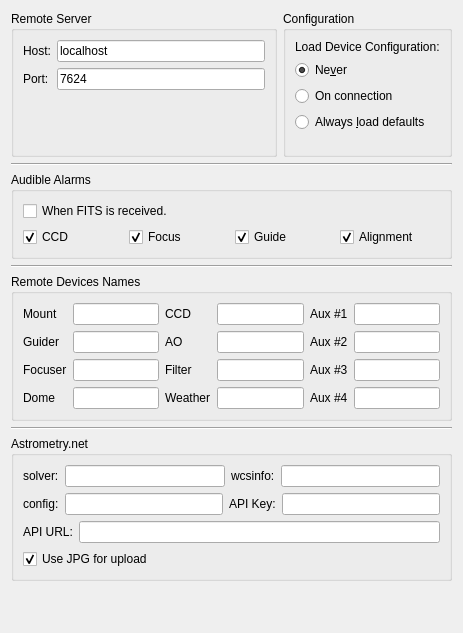
First picture: the form in kstars/ekos/opsekos.ui, repository KDE/kstars, before the edit.
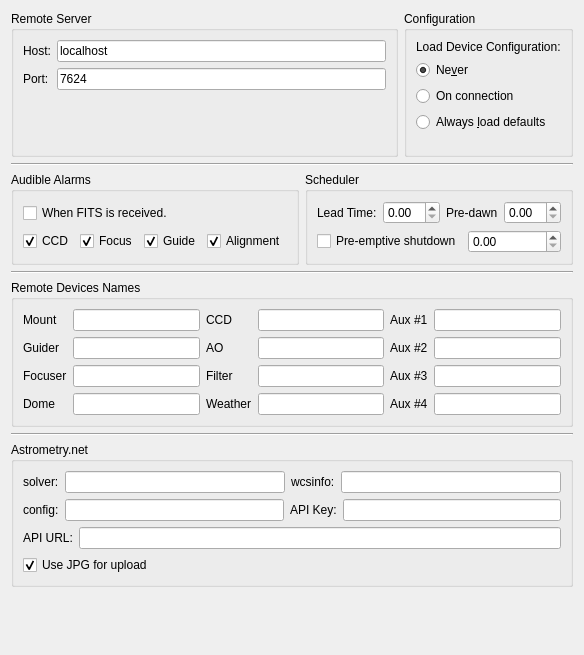
Second picture: the form after the edit.

Commit message: Make Ekos scheduler options for pre-emptive shutdown, lead and pre-dawn times. Also implemented job evaluation only without need to start the scheduler, and fixed a few misc. issues

Diff of the .ui file:
```diff
--- a/kstars/ekos/opsekos.ui
+++ b/kstars/ekos/opsekos.ui
@@ -6,11 +6,11 @@
    <rect>
     <x>0</x>
     <y>0</y>
-    <width>463</width>
-    <height>633</height>
+    <width>582</width>
+    <height>655</height>
    </rect>
   </property>
-  <layout class="QVBoxLayout" name="verticalLayout">
+  <layout class="QVBoxLayout" name="verticalLayout_6">
    <item>
     <layout class="QHBoxLayout" name="horizontalLayout">
      <item>
@@ -130,6 +130,8 @@
     </widget>
    </item>
    <item>
+    <layout class="QHBoxLayout" name="horizontalLayout_8">
+     <item>
     <widget class="QGroupBox" name="groupBox_5">
      <property name="title">
       <string>Audible Alarms</string>
@@ -203,6 +205,75 @@
       </item>
      </layout>
     </widget>
+     </item>
+     <item>
+      <widget class="QGroupBox" name="groupBox_6">
+       <property name="title">
+        <string>Scheduler</string>
+       </property>
+       <layout class="QVBoxLayout" name="verticalLayout">
+        <item>
+         <layout class="QHBoxLayout" name="horizontalLayout_3">
+          <item>
+           <widget class="QLabel" name="leadTimeLabel">
+            <property name="toolTip">
+             <string>&lt;html&gt;&lt;head/&gt;&lt;body&gt;&lt;p&gt;Lead time is the minimum time in minutes between jobs. The scheduler starts execution of a job before its scheduled startup time by this lead time. Early excution is useful as focusing, alignment, and guiding procedures may take pronolged periods to time to complete.&lt;/p&gt;&lt;/body&gt;&lt;/html&gt;</string>
+            </property>
+            <property name="text">
+             <string>Lead Time:</string>
+            </property>
+           </widget>
+          </item>
+          <item>
+           <widget class="QDoubleSpinBox" name="kcfg_leadTime"/>
+          </item>
+          <item>
+           <widget class="QLabel" name="preDawnLabel">
+            <property name="toolTip">
+             <string>&lt;html&gt;&lt;head/&gt;&lt;body&gt;&lt;p&gt;Do not permit jobs to be scheduled or executed past this many minutes before dawn.&lt;/p&gt;&lt;/body&gt;&lt;/html&gt;</string>
+            </property>
+            <property name="text">
+             <string>Pre-dawn</string>
+            </property>
+           </widget>
+          </item>
+          <item>
+           <widget class="QDoubleSpinBox" name="kcfg_preDawnTime"/>
+          </item>
+         </layout>
+        </item>
+        <item>
+         <layout class="QHBoxLayout" name="horizontalLayout_4">
+          <item>
+           <widget class="QCheckBox" name="kcfg_preemptiveShutdown">
+            <property name="toolTip">
+             <string>&lt;html&gt;&lt;head/&gt;&lt;body&gt;&lt;p&gt;In case no scheduler job is scheduled for this many hours, perform a complete shutdown procedure and restart observatory operations once the next job is ready.&lt;/p&gt;&lt;/body&gt;&lt;/html&gt;</string>
+            </property>
+            <property name="text">
+             <string>Pre-emptive shutdown</string>
+            </property>
+           </widget>
+          </item>
+          <item>
+           <widget class="QDoubleSpinBox" name="kcfg_preemptiveShutdownTime">
+            <property name="toolTip">
+             <string>&lt;html&gt;&lt;head/&gt;&lt;body&gt;&lt;p&gt;Pre-emptive shutdown hours&lt;/p&gt;&lt;/body&gt;&lt;/html&gt;</string>
+            </property>
+           </widget>
+          </item>
+         </layout>
+        </item>
+       </layout>
+       <zorder>kcfg_leadTime</zorder>
+       <zorder>kcfg_preemptiveShutdownTime</zorder>
+       <zorder>leadTimeLabel</zorder>
+       <zorder>line_3</zorder>
+       <zorder>kcfg_preemptiveShutdown</zorder>
+       <zorder>preDawnLabel</zorder>
+       <zorder>kcfg_preDawnTime</zorder>
+      </widget>
+     </item>
+    </layout>
    </item>
    <item>
     <widget class="Line" name="line_3">
```
Lines whose indentation alone changed are shown as unchanged. The commit also changes 5 other files.
